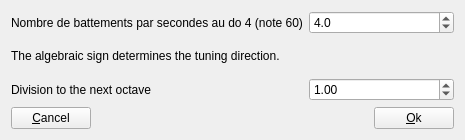
davy7125/polyphone, file sources/editor/tools/celeste_tuning/toolcelestetuning_gui.ui: the form before one commit.
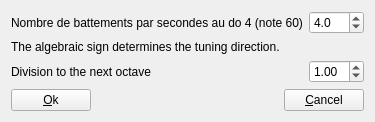
The form after the commit.

Commit message:
Dialog buttons
Ok is left, cancel is right, default is ok

```diff
--- a/sources/editor/tools/celeste_tuning/toolcelestetuning_gui.ui
+++ b/sources/editor/tools/celeste_tuning/toolcelestetuning_gui.ui
@@ -6,8 +6,8 @@
    <rect>
     <x>0</x>
     <y>0</y>
-    <width>465</width>
-    <height>140</height>
+    <width>345</width>
+    <height>118</height>
    </rect>
   </property>
   <property name="windowTitle">
@@ -24,9 +24,9 @@
    <item row="3" column="0" colspan="3">
     <layout class="QHBoxLayout" name="horizontalLayout">
      <item>
-      <widget class="QPushButton" name="pushCancel">
+      <widget class="QPushButton" name="pushOk">
        <property name="text">
-        <string>&amp;Cancel</string>
+        <string>&amp;Ok</string>
        </property>
       </widget>
      </item>
@@ -44,9 +44,9 @@
       </spacer>
      </item>
      <item>
-      <widget class="QPushButton" name="pushOk">
+      <widget class="QPushButton" name="pushCancel">
        <property name="text">
-        <string>&amp;Ok</string>
+        <string>&amp;Cancel</string>
        </property>
       </widget>
      </item>
```
The commit also changes 22 other files.
